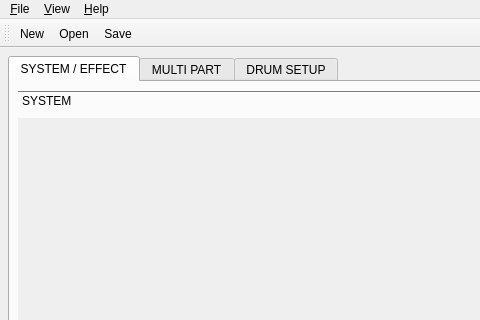
Above: src/qxgeditMainForm.ui from rncbc/qxgedit before the change; both pictures show x 0 to 480 and y 0 to 320 of the 640 by 480 pixel window. Below: the same form after it.
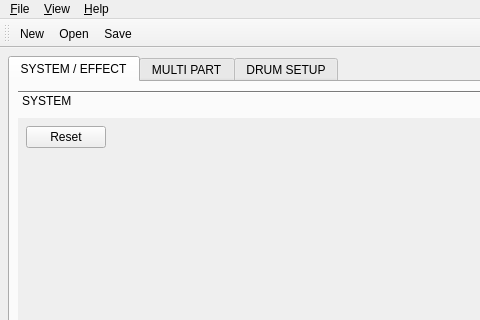
That is the form after the change. Icons and pictures are not drawn. Custom widgets are drawn as their Qt base class.

Patch:
```diff
--- a/src/qxgeditMainForm.ui
+++ b/src/qxgeditMainForm.ui
@@ -67,15 +67,25 @@
            </attribute>
            <layout class="QGridLayout" >
             <item row="0" column="0" >
+             <widget class="QPushButton" name="MasterResetButton">
+              <property name="text">
+               <string>Reset</string>
+              </property>
+              <property name="icon">
+               <iconset resource="../icons/qxgedit.qrc">:/icons/qxgedit.png</iconset>
+              </property>
+             </widget>
+            </item>
+            <item row="0" column="1" >
              <widget class="qxgeditDial" name="MasterTuneDial" />
             </item>
-            <item row="0" column="1" >
+            <item row="0" column="2" >
              <widget class="qxgeditDial" name="MasterVolumeDial" />
             </item>
-            <item row="0" column="2" >
+            <item row="0" column="3" >
              <widget class="qxgeditDial" name="MasterTransposeDial" />
             </item>
-            <item row="0" column="3" >
+            <item row="0" column="4" >
              <spacer>
               <property name="orientation" >
                <enum>Qt::Horizontal</enum>
@@ -88,7 +98,7 @@
               </property>
              </spacer>
             </item>
-            <item row="1" column="0" colspan="4" >
+            <item row="1" column="0" colspan="5" >
              <spacer>
               <property name="orientation" >
                <enum>Qt::Vertical</enum>
```
Left out of the diff: 7 changed lines with no effect on the pictures.
